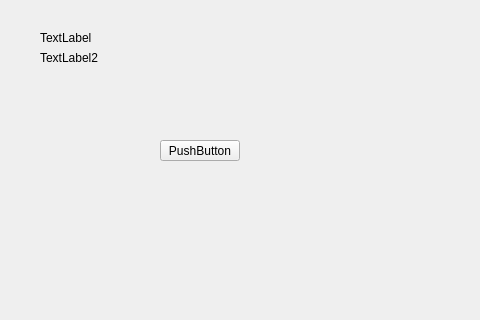
monsterkake/JoystickTest, file DuJoystickTester-master/Widget.ui: the form before one commit; both pictures show x 0 to 480 and y 0 to 320 of the 841 by 636 pixel window.
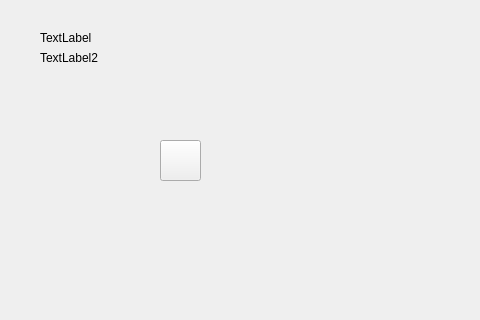
The form after the commit.

Diff of the .ui file:
```diff
--- a/DuJoystickTester-master/Widget.ui
+++ b/DuJoystickTester-master/Widget.ui
@@ -18,12 +18,12 @@
     <rect>
      <x>160</x>
      <y>140</y>
-     <width>80</width>
-     <height>21</height>
+     <width>41</width>
+     <height>41</height>
     </rect>
    </property>
    <property name="text">
-    <string>PushButton</string>
+    <string/>
    </property>
   </widget>
   <widget class="QLabel" name="label">
@@ -31,7 +31,7 @@
     <rect>
      <x>40</x>
      <y>30</y>
-     <width>81</width>
+     <width>141</width>
      <height>16</height>
     </rect>
    </property>
@@ -44,7 +44,7 @@
     <rect>
      <x>40</x>
      <y>50</y>
-     <width>81</width>
+     <width>141</width>
      <height>16</height>
     </rect>
    </property>
```
